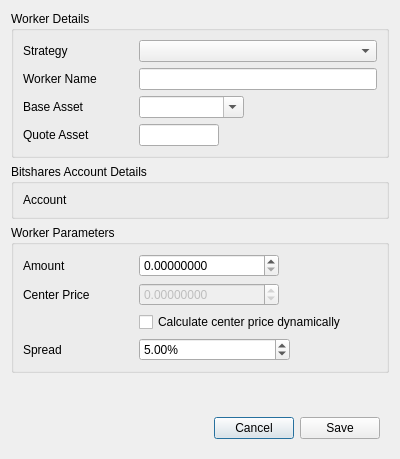
This is dexbot/views/ui/edit_worker_window.ui in xeroc/stakemachine as Qt 5 draws it before an edit. The edited form follows.
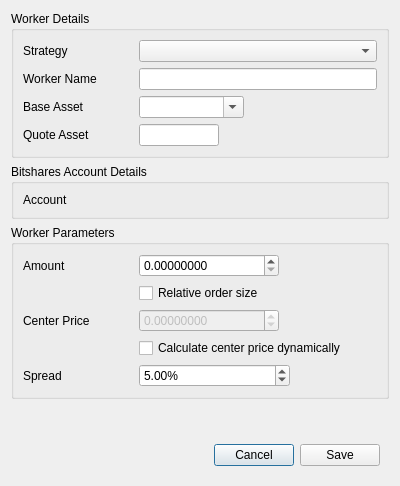
This is the edited form.

Commit message: Add relative orders size logic

```diff
--- a/dexbot/views/ui/edit_worker_window.ui
+++ b/dexbot/views/ui/edit_worker_window.ui
@@ -7,7 +7,7 @@
     <x>0</x>
     <y>0</y>
     <width>400</width>
-    <height>459</height>
+    <height>486</height>
    </rect>
   </property>
   <property name="windowTitle">
@@ -256,7 +256,7 @@
         </property>
        </widget>
       </item>
-      <item row="1" column="0">
+      <item row="2" column="0">
        <widget class="QLabel" name="center_price_label">
         <property name="sizePolicy">
          <sizepolicy hsizetype="Maximum" vsizetype="Preferred">
@@ -284,7 +284,7 @@
         </property>
        </widget>
       </item>
-      <item row="1" column="1">
+      <item row="2" column="1">
        <widget class="QDoubleSpinBox" name="center_price_input">
         <property name="enabled">
          <bool>false</bool>
@@ -321,7 +321,14 @@
         </property>
        </widget>
       </item>
-      <item row="3" column="0">
+      <item row="3" column="1">
+       <widget class="QCheckBox" name="center_price_dynamic_checkbox">
+        <property name="text">
+         <string>Calculate center price dynamically</string>
+        </property>
+       </widget>
+      </item>
+      <item row="4" column="0">
        <widget class="QLabel" name="spread_label">
         <property name="sizePolicy">
          <sizepolicy hsizetype="Maximum" vsizetype="Preferred">
@@ -349,7 +356,7 @@
         </property>
        </widget>
       </item>
-      <item row="3" column="1">
+      <item row="4" column="1">
        <widget class="QDoubleSpinBox" name="spread_input">
         <property name="sizePolicy">
          <sizepolicy hsizetype="Fixed" vsizetype="Fixed">
@@ -377,10 +384,10 @@
         </property>
        </widget>
       </item>
-      <item row="2" column="1">
-       <widget class="QCheckBox" name="center_price_dynamic_checkbox">
+      <item row="1" column="1">
+       <widget class="QCheckBox" name="relative_order_size_checkbox">
         <property name="text">
-         <string>Calculate center price dynamically</string>
+         <string>Relative order size</string>
         </property>
        </widget>
       </item>
```
Left out of the diff: 2 changed lines with no effect on the pictures. The commit also changes 5 other files.
